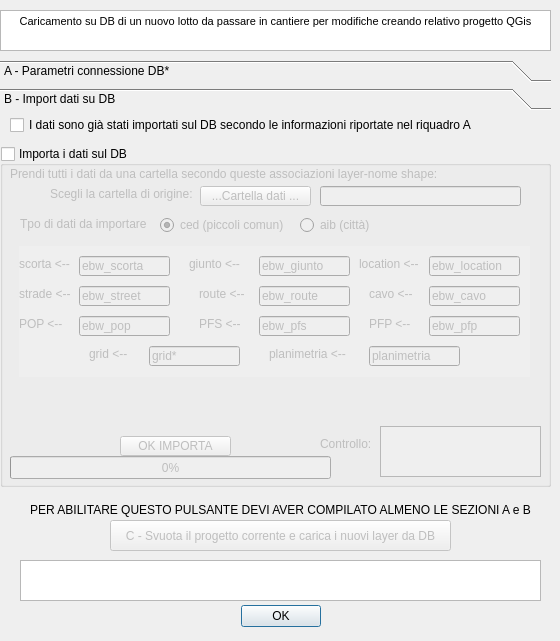
This is ProgettoPNI_2/progetto_pni_config_dockwidget_base.ui in Verticalsrl/progettoPNI_2 as Qt 5 draws it before an edit. The edited form follows.
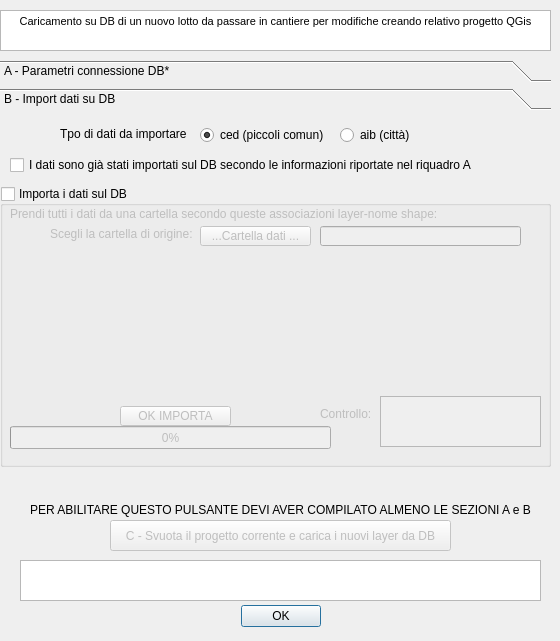
This is the edited form. The open tabs and pages were chosen to show the change.

Commit message: aggiunto stile per il layer in base al tipo di citta e caricamento layer da DB

```diff
--- a/ProgettoPNI_2/progetto_pni_config_dockwidget_base.ui
+++ b/ProgettoPNI_2/progetto_pni_config_dockwidget_base.ui
@@ -328,7 +328,7 @@
      <property name="geometry">
       <rect>
        <x>10</x>
-       <y>0</y>
+       <y>40</y>
        <width>551</width>
        <height>18</height>
       </rect>
@@ -341,9 +341,9 @@
      <property name="geometry">
       <rect>
        <x>0</x>
-       <y>30</y>
+       <y>70</y>
        <width>551</width>
-       <height>341</height>
+       <height>281</height>
       </rect>
      </property>
      <property name="title">
@@ -398,7 +398,7 @@
       <property name="geometry">
        <rect>
         <x>320</x>
-        <y>290</y>
+        <y>220</y>
         <width>71</width>
         <height>16</height>
        </rect>
@@ -411,7 +411,7 @@
       <property name="geometry">
        <rect>
         <x>380</x>
-        <y>280</y>
+        <y>210</y>
         <width>161</width>
         <height>51</height>
        </rect>
@@ -428,7 +428,7 @@
       <property name="geometry">
        <rect>
         <x>120</x>
-        <y>290</y>
+        <y>220</y>
         <width>111</width>
         <height>20</height>
        </rect>
@@ -451,7 +451,7 @@
       <property name="geometry">
        <rect>
         <x>10</x>
-        <y>310</y>
+        <y>240</y>
         <width>321</width>
         <height>23</height>
        </rect>
@@ -460,630 +460,6 @@
        <number>0</number>
       </property>
      </widget>
-     <widget class="QStackedWidget" name="el_stackedWidget">
-      <property name="enabled">
-       <bool>true</bool>
-      </property>
-      <property name="geometry">
-       <rect>
-        <x>10</x>
-        <y>90</y>
-        <width>531</width>
-        <height>181</height>
-       </rect>
-      </property>
-      <widget class="QWidget" name="ced_page">
-       <property name="enabled">
-        <bool>true</bool>
-       </property>
-       <widget class="QScrollArea" name="scrollArea">
-        <property name="geometry">
-         <rect>
-          <x>9</x>
-          <y>10</y>
-          <width>511</width>
-          <height>131</height>
-         </rect>
-        </property>
-        <property name="frameShape">
-         <enum>QFrame::NoFrame</enum>
-        </property>
-        <property name="widgetResizable">
-         <bool>true</bool>
-        </property>
-        <widget class="QWidget" name="scrollAreaWidgetContents">
-         <property name="geometry">
-          <rect>
-           <x>0</x>
-           <y>0</y>
-           <width>511</width>
-           <height>131</height>
-          </rect>
-         </property>
-         <widget class="QLineEdit" name="location_shp">
-          <property name="geometry">
-           <rect>
-            <x>410</x>
-            <y>10</y>
-            <width>91</width>
-            <height>20</height>
-           </rect>
-          </property>
-          <property name="text">
-           <string>ebw_location</string>
-          </property>
-         </widget>
-         <widget class="QLineEdit" name="grafo_shp">
-          <property name="geometry">
-           <rect>
-            <x>60</x>
-            <y>40</y>
-            <width>91</width>
-            <height>20</height>
-           </rect>
-          </property>
-          <property name="text">
-           <string>ebw_street</string>
-          </property>
-         </widget>
-         <widget class="QLineEdit" name="areapfp_shp">
-          <property name="geometry">
-           <rect>
-            <x>410</x>
-            <y>70</y>
-            <width>91</width>
-            <height>20</height>
-           </rect>
-          </property>
-          <property name="text">
-           <string>ebw_pfp</string>
-          </property>
-         </widget>
-         <widget class="QLabel" name="label_52">
-          <property name="geometry">
-           <rect>
-            <x>170</x>
-            <y>10</y>
-            <width>81</width>
-            <height>16</height>
-           </rect>
-          </property>
-          <property name="text">
-           <string>giunto  &lt;--</string>
-          </property>
-         </widget>
-         <widget class="QLabel" name="label_54">
-          <property name="geometry">
-           <rect>
-            <x>350</x>
-            <y>40</y>
-            <width>71</width>
-            <height>16</height>
-           </rect>
-          </property>
-          <property name="text">
-           <string>cavo &lt;--</string>
-          </property>
-         </widget>
-         <widget class="QLineEdit" name="scorta_shp">
-          <property name="geometry">
-           <rect>
-            <x>60</x>
-            <y>10</y>
-            <width>91</width>
-            <height>20</height>
-           </rect>
-          </property>
-          <property name="text">
-           <string>ebw_scorta</string>
-          </property>
-         </widget>
-         <widget class="QLabel" name="label_61">
-          <property name="geometry">
-           <rect>
-            <x>340</x>
-            <y>10</y>
-            <width>81</width>
-            <height>16</height>
-           </rect>
-          </property>
-          <property name="text">
-           <string>location  &lt;--</string>
-          </property>
-         </widget>
-         <widget class="QLineEdit" name="cavo_shp">
-          <property name="geometry">
-           <rect>
-            <x>410</x>
-            <y>40</y>
-            <width>91</width>
-            <height>20</height>
-           </rect>
-          </property>
-          <property name="text">
-           <string>ebw_cavo</string>
-          </property>
-         </widget>
-         <widget class="QLabel" name="label_57">
-          <property name="geometry">
-           <rect>
-            <x>180</x>
-            <y>70</y>
-            <width>51</width>
-            <height>16</height>
-           </rect>
-          </property>
-          <property name="text">
-           <string>PFS  &lt;--</string>
-          </property>
-         </widget>
-         <widget class="QLabel" name="label_66">
-          <property name="geometry">
-           <rect>
-            <x>0</x>
-            <y>10</y>
-            <width>81</width>
-            <height>16</height>
-           </rect>
-          </property>
-          <property name="text">
-           <string>scorta  &lt;--</string>
-          </property>
-         </widget>
-         <widget class="QLabel" name="label_56">
-          <property name="geometry">
-           <rect>
-            <x>350</x>
-            <y>70</y>
-            <width>51</width>
-            <height>16</height>
-           </rect>
-          </property>
-          <property name="text">
-           <string>PFP &lt;--</string>
-          </property>
-         </widget>
-         <widget class="QLabel" name="label_53">
-          <property name="geometry">
-           <rect>
-            <x>0</x>
-            <y>40</y>
-            <width>81</width>
-            <height>16</height>
-           </rect>
-          </property>
-          <property name="text">
-           <string>strade  &lt;--</string>
-          </property>
-         </widget>
-         <widget class="QLineEdit" name="giunto_shp">
-          <property name="geometry">
-           <rect>
-            <x>240</x>
-            <y>10</y>
-            <width>91</width>
-            <height>20</height>
-           </rect>
-          </property>
-          <property name="text">
-           <string>ebw_giunto</string>
-          </property>
-         </widget>
-         <widget class="QLabel" name="label_55">
-          <property name="geometry">
-           <rect>
-            <x>180</x>
-            <y>40</y>
-            <width>81</width>
-            <height>16</height>
-           </rect>
-          </property>
-          <property name="text">
-           <string>route   &lt;--</string>
-          </property>
-         </widget>
-         <widget class="QLineEdit" name="route_shp">
-          <property name="geometry">
-           <rect>
-            <x>240</x>
-            <y>40</y>
-            <width>91</width>
-            <height>20</height>
-           </rect>
-          </property>
-          <property name="text">
-           <string>ebw_route</string>
-          </property>
-         </widget>
-         <widget class="QLineEdit" name="areapfs_shp">
-          <property name="geometry">
-           <rect>
-            <x>240</x>
-            <y>70</y>
-            <width>91</width>
-            <height>20</height>
-           </rect>
-          </property>
-          <property name="text">
-           <string>ebw_pfs</string>
-          </property>
-         </widget>
-         <widget class="QLineEdit" name="areapfp_shp_2">
-          <property name="geometry">
-           <rect>
-            <x>60</x>
-            <y>70</y>
-            <width>91</width>
-            <height>20</height>
-           </rect>
-          </property>
-          <property name="text">
-           <string>ebw_pop</string>
-          </property>
-         </widget>
-         <widget class="QLabel" name="label_58">
-          <property name="geometry">
-           <rect>
-            <x>0</x>
-            <y>70</y>
-            <width>51</width>
-            <height>16</height>
-           </rect>
-          </property>
-          <property name="text">
-           <string>POP &lt;--</string>
-          </property>
-         </widget>
-         <widget class="QLineEdit" name="grafo_shp_2">
-          <property name="geometry">
-           <rect>
-            <x>130</x>
-            <y>100</y>
-            <width>91</width>
-            <height>20</height>
-           </rect>
-          </property>
-          <property name="text">
-           <string>grid*</string>
-          </property>
-         </widget>
-         <widget class="QLabel" name="label_62">
-          <property name="geometry">
-           <rect>
-            <x>70</x>
-            <y>100</y>
-            <width>81</width>
-            <height>16</height>
-           </rect>
-          </property>
-          <property name="text">
-           <string>grid  &lt;--</string>
-          </property>
-         </widget>
-         <widget class="QLabel" name="label_63">
-          <property name="geometry">
-           <rect>
-            <x>250</x>
-            <y>100</y>
-            <width>101</width>
-            <height>16</height>
-           </rect>
-          </property>
-          <property name="text">
-           <string>planimetria   &lt;--</string>
-          </property>
-         </widget>
-         <widget class="QLineEdit" name="route_shp_2">
-          <property name="geometry">
-           <rect>
-            <x>350</x>
-            <y>100</y>
-            <width>91</width>
-            <height>20</height>
-           </rect>
-          </property>
-          <property name="text">
-           <string>planimetria</string>
-          </property>
-         </widget>
-        </widget>
-       </widget>
-      </widget>
-      <widget class="QWidget" name="aib_page">
-       <widget class="QScrollArea" name="scrollArea_2">
-        <property name="geometry">
-         <rect>
-          <x>10</x>
-          <y>20</y>
-          <width>504</width>
-          <height>151</height>
-         </rect>
-        </property>
-        <property name="frameShape">
-         <enum>QFrame::NoFrame</enum>
-        </property>
-        <property name="widgetResizable">
-         <bool>true</bool>
-        </property>
-        <widget class="QWidget" name="scrollAreaWidgetContents_2">
-         <property name="geometry">
-          <rect>
-           <x>0</x>
-           <y>0</y>
-           <width>504</width>
-           <height>151</height>
-          </rect>
-         </property>
-         <layout class="QGridLayout" name="gridLayout">
-          <item row="0" column="0">
-           <widget class="QLabel" name="label_71">
-            <property name="text">
-             <string>Acc.point &lt;--</string>
-            </property>
-           </widget>
-          </item>
-          <item row="0" column="1">
-           <widget class="QLineEdit" name="scorta_shp_2">
-            <property name="text">
-             <string>access_point</string>
-            </property>
-           </widget>
-          </item>
-          <item row="0" column="2">
-           <widget class="QLabel" name="label_65">
-            <property name="text">
-             <string>giunto  &lt;--</string>
-            </property>
-           </widget>
-          </item>
-          <item row="0" column="3" colspan="2">
-           <widget class="QLineEdit" name="giunto_shp_2">
-            <property name="text">
-             <string>giunti</string>
-            </property>
-           </widget>
-          </item>
-          <item row="0" column="5">
-           <widget class="QLabel" name="label_69">
-            <property name="text">
-             <string>colonnine  &lt;--</string>
-            </property>
-           </widget>
-          </item>
-          <item row="0" column="6">
-           <widget class="QLineEdit" name="location_shp_2">
-            <property name="text">
-             <string>colonnine</string>
-            </property>
-           </widget>
-          </item>
-          <item row="1" column="0">
-           <widget class="QLabel" name="label_73">
-            <property name="text">
-             <string>delivery  &lt;--</string>
-            </property>
-           </widget>
-          </item>
-          <item row="1" column="1">
-           <widget class="QLineEdit" name="grafo_shp_3">
-            <property name="text">
-             <string>delivery</string>
-            </property>
-           </widget>
-          </item>
-          <item row="1" column="2">
-           <widget class="QLabel" name="label_74">
-            <property name="text">
-             <string>civici   &lt;--</string>
-            </property>
-           </widget>
-          </item>
-          <item row="1" column="3" colspan="2">
-           <widget class="QLineEdit" name="route_shp_3">
-            <property name="text">
-             <string>civici</string>
-            </property>
-           </widget>
-          </item>
-          <item row="1" column="5">
-           <widget class="QLabel" name="label_67">
-            <property name="text">
-             <string>strade &lt;--</string>
-            </property>
-           </widget>
-          </item>
-          <item row="1" column="6">
-           <widget class="QLineEdit" name="cavo_shp_2">
-            <property name="text">
-             <string>strade</string>
-            </property>
-           </widget>
-          </item>
-          <item row="2" column="0">
-           <widget class="QLabel" name="label_75">
-            <property name="text">
-             <string>pozzetti &lt;--</string>
-            </property>
-           </widget>
-          </item>
-          <item row="2" column="1">
-           <widget class="QLineEdit" name="areapfp_shp_4">
-            <property name="text">
-             <string>pozzetti</string>
-            </property>
-           </widget>
-          </item>
-          <item row="2" column="2">
-           <widget class="QLabel" name="label_70">
-            <property name="text">
-             <string>PFS  &lt;--</string>
-            </property>
-           </widget>
-          </item>
-          <item row="2" column="3" colspan="2">
-           <widget class="QLineEdit" name="areapfs_shp_2">
-            <property name="text">
-             <string>aree_pfs</string>
-            </property>
-           </widget>
-          </item>
-          <item row="2" column="5">
-           <widget class="QLabel" name="label_72">
-            <property name="text">
-             <string>PFP &lt;--</string>
-            </property>
-           </widget>
-          </item>
-          <item row="2" column="6">
-           <widget class="QLineEdit" name="areapfp_shp_3">
-            <property name="text">
-             <string>aree_pfp</string>
-            </property>
-           </widget>
-          </item>
-          <item row="3" column="0">
-           <widget class="QLabel" name="label_78">
-            <property name="text">
-             <string>tratta aerea &lt;--</string>
-            </property>
-           </widget>
-          </item>
-          <item row="3" column="1">
-           <widget class="QLineEdit" name="route_shp_5">
-            <property name="text">
-             <string>tratta_aerea</string>
-            </property>
-           </widget>
-          </item>
-          <item row="3" column="2">
-           <widget class="QLabel" name="label_76">
-            <property name="text">
-             <string>tratta  &lt;--</string>
-            </property>
-           </widget>
-          </item>
-          <item row="3" column="3">
-           <widget class="QLineEdit" name="grafo_shp_4">
-            <property name="text">
-             <string>tratta</string>
-            </property>
-           </widget>
-          </item>
-          <item row="3" column="4" colspan="2">
-           <widget class="QLabel" name="label_77">
-            <property name="text">
-             <string>planimetria   &lt;--</string>
-            </property>
-           </widget>
-          </item>
-          <item row="3" column="6">
-           <widget class="QLineEdit" name="route_shp_4">
-            <property name="text">
-             <string>planimetria</string>
-            </property>
-           </widget>
-          </item>
-          <item row="4" column="0">
-           <widget class="QLabel" name="label_79">
-            <property name="text">
-             <string>area cavo  &lt;--</string>
-            </property>
-           </widget>
-          </item>
-          <item row="4" column="1">
-           <widget class="QLineEdit" name="route_shp_7">
-            <property name="text">
-             <string>area_cavo</string>
-            </property>
-           </widget>
-          </item>
-          <item row="4" column="2">
-           <widget class="QLabel" name="label_80">
-            <property name="text">
-             <string>cavo  &lt;--</string>
-            </property>
-           </widget>
-          </item>
-          <item row="4" column="3">
-           <widget class="QLineEdit" name="grafo_shp_5">
-            <property name="text">
-             <string>cavi</string>
-            </property>
-           </widget>
-          </item>
-          <item row="4" column="4" colspan="2">
-           <widget class="QLabel" name="label_81">
-            <property name="text">
-             <string>edifici   &lt;--</string>
-            </property>
-           </widget>
-          </item>
-          <item row="4" column="6">
-           <widget class="QLineEdit" name="route_shp_6">
-            <property name="text">
-             <string>edifici</string>
-            </property>
-           </widget>
-          </item>
-         </layout>
-        </widget>
-       </widget>
-      </widget>
-     </widget>
-     <widget class="QRadioButton" name="ced_radioButton">
-      <property name="enabled">
-       <bool>true</bool>
-      </property>
-      <property name="geometry">
-       <rect>
-        <x>160</x>
-        <y>70</y>
-        <width>131</width>
-        <height>18</height>
-       </rect>
-      </property>
-      <property name="text">
-       <string>ced (piccoli comun)</string>
-      </property>
-      <property name="checked">
-       <bool>true</bool>
-      </property>
-      <attribute name="buttonGroup">
-       <string notr="true">buttonGroup</string>
-      </attribute>
-     </widget>
-     <widget class="QRadioButton" name="aib_radioButton">
-      <property name="enabled">
-       <bool>true</bool>
-      </property>
-      <property name="geometry">
-       <rect>
-        <x>300</x>
-        <y>70</y>
-        <width>90</width>
-        <height>18</height>
-       </rect>
-      </property>
-      <property name="text">
-       <string>aib (città)</string>
-      </property>
-      <attribute name="buttonGroup">
-       <string notr="true">buttonGroup</string>
-      </attribute>
-     </widget>
-     <widget class="QLabel" name="label_68">
-      <property name="geometry">
-       <rect>
-        <x>20</x>
-        <y>70</y>
-        <width>141</width>
-        <height>16</height>
-       </rect>
-      </property>
-      <property name="text">
-       <string>Tpo di dati da importare</string>
-      </property>
-     </widget>
      <zorder>label_50</zorder>
      <zorder>label_59</zorder>
      <zorder>dirBrowse_btn</zorder>
@@ -1097,6 +473,60 @@
      <zorder>label_68</zorder>
      <zorder>txtFeedback_import</zorder>
     </widget>
+    <widget class="QLabel" name="label_68">
+     <property name="geometry">
+      <rect>
+       <x>60</x>
+       <y>10</y>
+       <width>141</width>
+       <height>16</height>
+      </rect>
+     </property>
+     <property name="text">
+      <string>Tpo di dati da importare</string>
+     </property>
+    </widget>
+    <widget class="QRadioButton" name="ced_radioButton">
+     <property name="enabled">
+      <bool>true</bool>
+     </property>
+     <property name="geometry">
+      <rect>
+       <x>200</x>
+       <y>10</y>
+       <width>131</width>
+       <height>18</height>
+      </rect>
+     </property>
+     <property name="text">
+      <string>ced (piccoli comun)</string>
+     </property>
+     <property name="checked">
+      <bool>true</bool>
+     </property>
+     <attribute name="buttonGroup">
+      <string notr="true">buttonGroup</string>
+     </attribute>
+    </widget>
+    <widget class="QRadioButton" name="aib_radioButton">
+     <property name="enabled">
+      <bool>true</bool>
+     </property>
+     <property name="geometry">
+      <rect>
+       <x>340</x>
+       <y>10</y>
+       <width>90</width>
+       <height>18</height>
+      </rect>
+     </property>
+     <property name="text">
+      <string>aib (città)</string>
+     </property>
+     <attribute name="buttonGroup">
+      <string notr="true">buttonGroup</string>
+     </attribute>
+    </widget>
    </widget>
   </widget>
   <widget class="QLabel" name="label_64">
```
Left out of the diff: 36 changed lines with no effect on the pictures. The commit also changes 52 other files.
